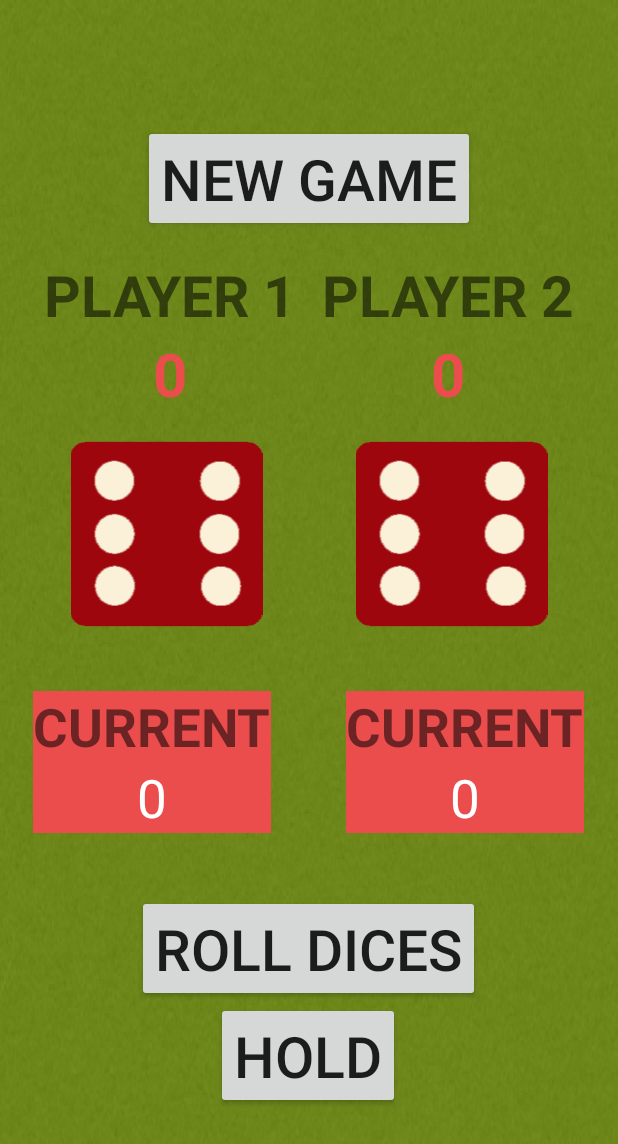
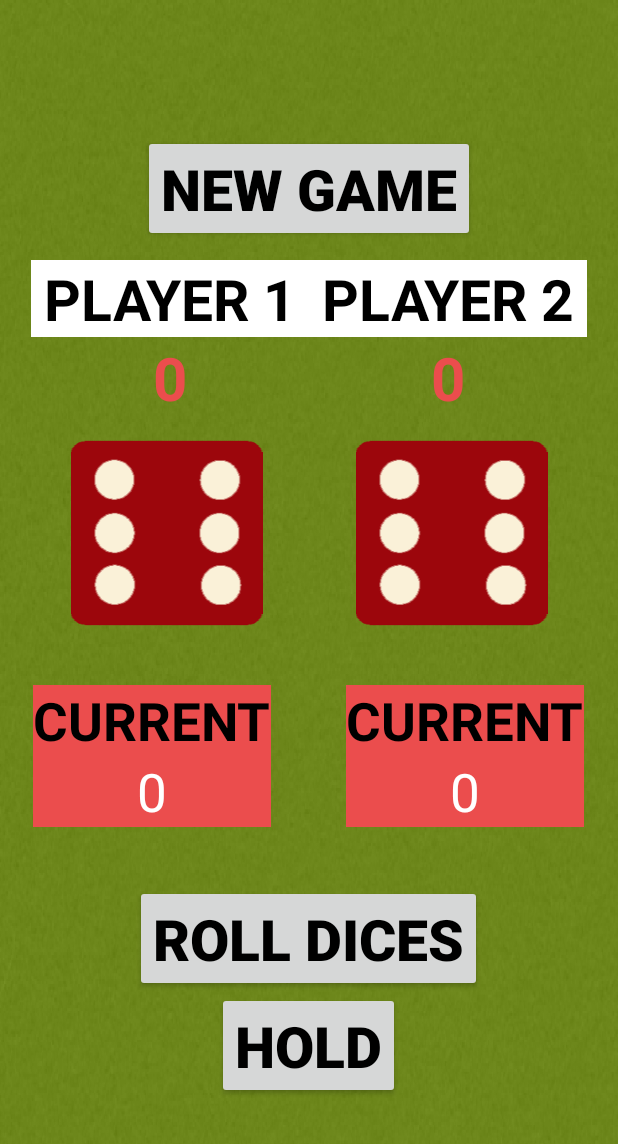
Before and after one commit to Rosaverde/Dices, an Android app: the screen it shows after launch (MainActivity), on a phone screen of 412 x 824 dp. Shown: the top 1144 px of the screen. Run offline under Robolectric (Android 15) with nearby library versions, the phone set to English and light mode, and no system bars.

Commit message:
Layout elements design FINISH

```diff
--- a/app/src/main/res/layout/activity_main.xml
+++ b/app/src/main/res/layout/activity_main.xml
@@ -24,12 +24,14 @@
             android:layout_height="wrap_content"
             android:layout_centerHorizontal="true"
             android:text="@string/text_NewGameButton"
-            android:textSize="38sp" />
+            android:textColor="@android:color/black"
+            android:textSize="38sp"
+            android:textStyle="bold" />
     </RelativeLayout>
 
     <LinearLayout
         android:layout_width="match_parent"
-        android:layout_height="137dp"
+        android:layout_height="130dp"
         android:gravity="center"
         android:orientation="horizontal">
 
@@ -43,9 +45,11 @@
                 android:id="@+id/textView_player1"
                 android:layout_width="185dp"
                 android:layout_height="wrap_content"
+                android:background="@android:color/white"
                 android:text="@string/text_Player1"
+                android:textAlignment="center"
+                android:textColor="@android:color/black"
                 android:textSize="38sp"
-                android:textAlignment="center"
                 android:textStyle="bold" />
 
             <TextView
@@ -69,8 +73,10 @@
                 android:id="@+id/textView_player2"
                 android:layout_width="185dp"
                 android:layout_height="wrap_content"
+                android:background="@android:color/white"
                 android:text="@string/text_Player2"
                 android:textAlignment="center"
+                android:textColor="@android:color/black"
                 android:textSize="38sp"
                 android:textStyle="bold" />
 
@@ -109,7 +115,7 @@
 
     <LinearLayout
         android:layout_width="match_parent"
-        android:layout_height="176dp"
+        android:layout_height="170dp"
         android:gravity="center"
         android:orientation="horizontal">
 
@@ -125,6 +131,7 @@
                 android:layout_width="wrap_content"
                 android:layout_height="wrap_content"
                 android:text="@string/text_Current"
+                android:textColor="@android:color/black"
                 android:textSize="35sp"
                 android:textStyle="bold" />
 
@@ -155,6 +162,7 @@
                 android:layout_width="wrap_content"
                 android:layout_height="wrap_content"
                 android:text="@string/text_Current"
+                android:textColor="@android:color/black"
                 android:textSize="35sp"
                 android:textStyle="bold" />
 
@@ -187,7 +195,9 @@
                 android:layout_alignParentStart="true"
                 android:layout_alignParentTop="true"
                 android:text="@string/text_RollButton"
-                android:textSize="38sp" />
+                android:textColor="@android:color/black"
+                android:textSize="38sp"
+                android:textStyle="bold" />
         </RelativeLayout>
 
         <RelativeLayout
@@ -201,7 +211,9 @@
                 android:layout_alignParentStart="true"
                 android:layout_alignParentTop="true"
                 android:text="@string/text_HoldButton"
-                android:textSize="38sp" />
+                android:textColor="@android:color/black"
+                android:textSize="38sp"
+                android:textStyle="bold" />
         </RelativeLayout>
     </LinearLayout>
 
```
Also changed, not shown: 261 other files.
